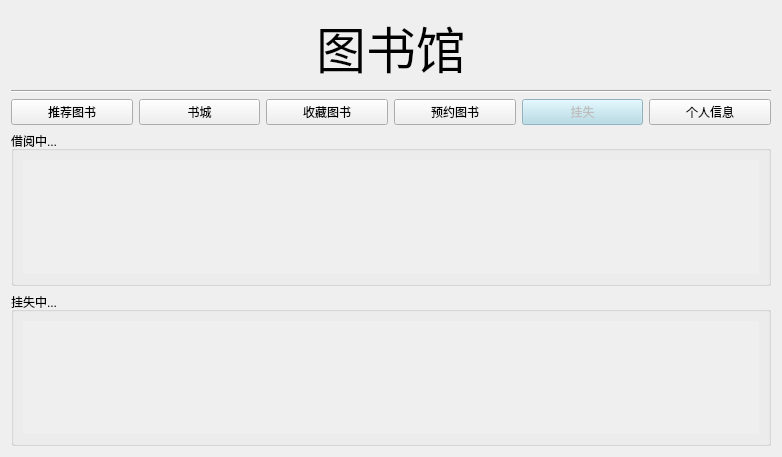
This is ui_user/report_loss.ui in mubai632/Python_library as Qt 5 draws it before an edit. The edited form follows.
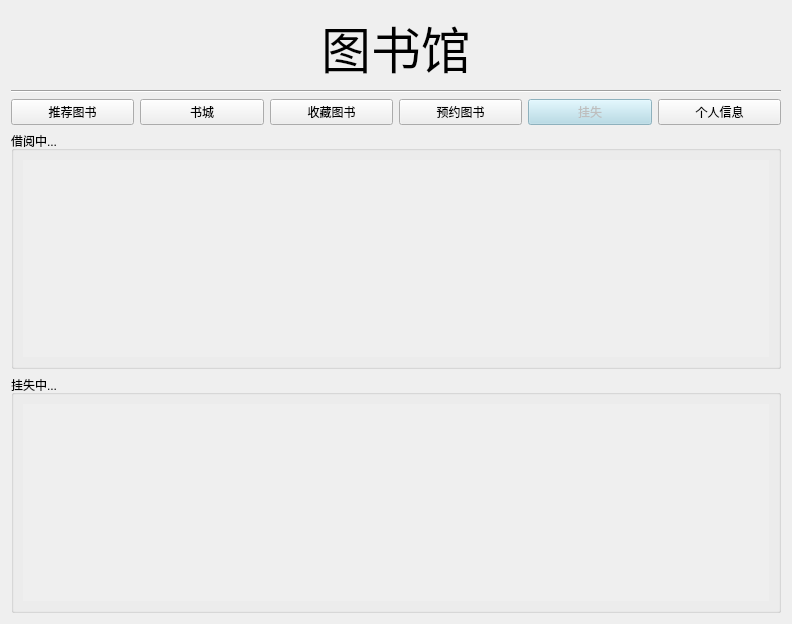
This is the edited form.

```diff
--- a/ui_user/report_loss.ui
+++ b/ui_user/report_loss.ui
@@ -6,8 +6,8 @@
    <rect>
     <x>0</x>
     <y>0</y>
-    <width>782</width>
-    <height>457</height>
+    <width>792</width>
+    <height>624</height>
    </rect>
   </property>
   <property name="windowTitle">
@@ -135,8 +135,8 @@
           <rect>
            <x>0</x>
            <y>0</y>
-           <width>736</width>
-           <height>114</height>
+           <width>746</width>
+           <height>197</height>
           </rect>
          </property>
          <layout class="QVBoxLayout" name="verticalLayout_3"/>
@@ -162,8 +162,8 @@
           <rect>
            <x>0</x>
            <y>0</y>
-           <width>736</width>
-           <height>113</height>
+           <width>746</width>
+           <height>197</height>
           </rect>
          </property>
          <layout class="QVBoxLayout" name="verticalLayout_4"/>
```
